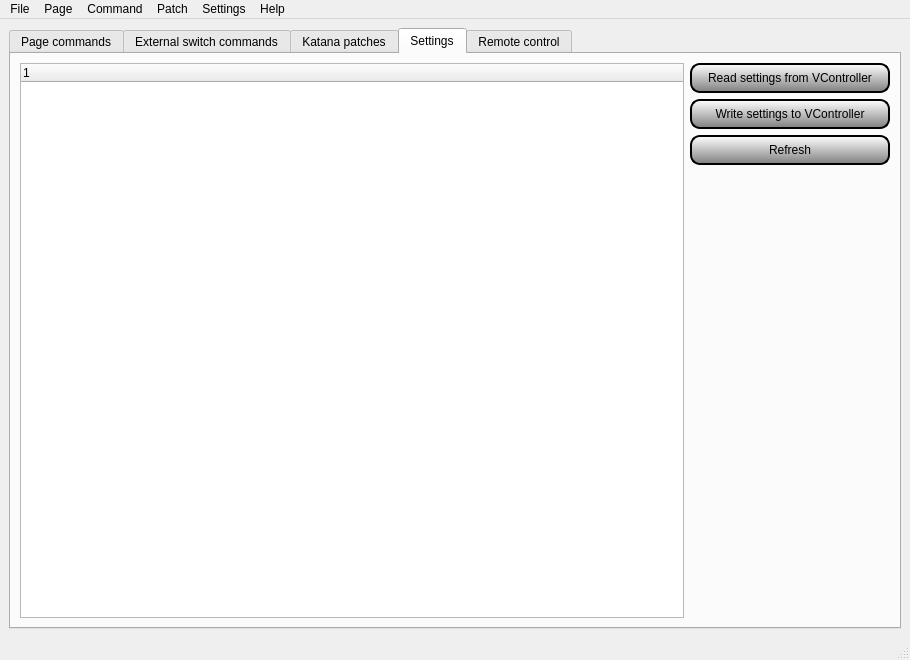
Before: the Qt Designer form Firmware/VC-edit/mainwindow_VC-full.ui in sixeight7/VController_v3, drawn with Qt 5.
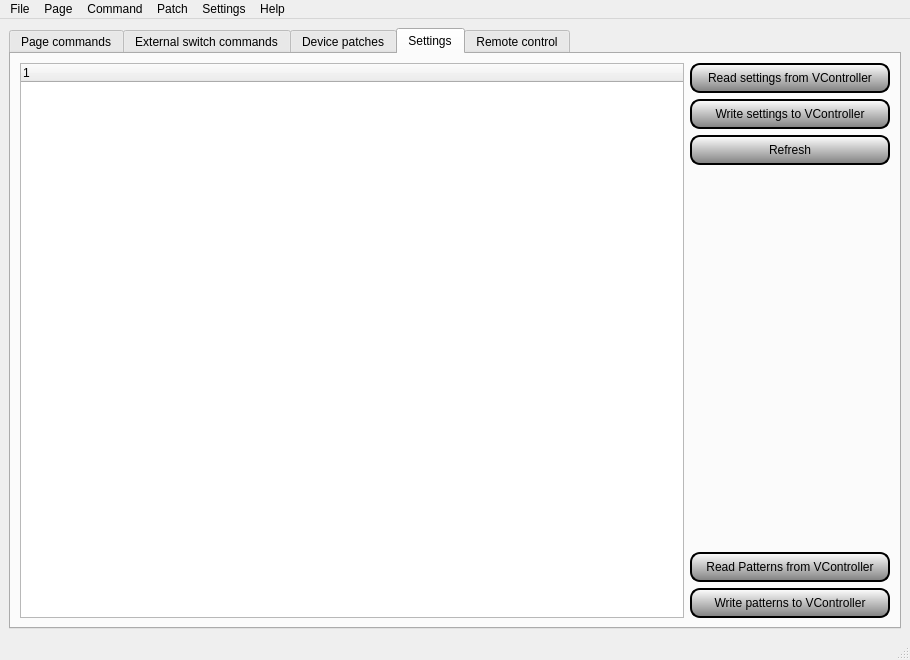
After: the same form once the commit is applied. The open tabs and pages were chosen to show the change. Custom widgets are drawn as their Qt base class.

```diff
--- a/Firmware/VC-edit/mainwindow_VC-full.ui
+++ b/Firmware/VC-edit/mainwindow_VC-full.ui
@@ -1055,7 +1055,7 @@
       </widget>
       <widget class="QWidget" name="tab_KatanaPatches">
        <attribute name="title">
-        <string>Katana patches</string>
+        <string>Device patches</string>
        </attribute>
        <layout class="QHBoxLayout" name="horizontalLayout_21">
         <item>
@@ -1224,6 +1224,46 @@
             </property>
            </spacer>
           </item>
+          <item>
+           <widget class="QPushButton" name="readPatternsButton">
+            <property name="minimumSize">
+             <size>
+              <width>200</width>
+              <height>30</height>
+             </size>
+            </property>
+            <property name="styleSheet">
+             <string notr="true">background-color: qlineargradient(x1: 0, y1: 0, x2: 0, y2: 1, stop: 0 white, stop: 1 grey);
+border-style: solid;
+border-color: black;
+border-width: 2px;
+border-radius: 10px;</string>
+            </property>
+            <property name="text">
+             <string>Read Patterns from VController</string>
+            </property>
+           </widget>
+          </item>
+          <item>
+           <widget class="QPushButton" name="writePatternsButton">
+            <property name="minimumSize">
+             <size>
+              <width>200</width>
+              <height>30</height>
+             </size>
+            </property>
+            <property name="styleSheet">
+             <string notr="true">background-color: qlineargradient(x1: 0, y1: 0, x2: 0, y2: 1, stop: 0 white, stop: 1 grey);
+border-style: solid;
+border-color: black;
+border-width: 2px;
+border-radius: 10px;</string>
+            </property>
+            <property name="text">
+             <string>Write patterns to VController</string>
+            </property>
+           </widget>
+          </item>
          </layout>
         </item>
        </layout>
```
Left out of the diff: 15 changed lines with no effect on the pictures.
